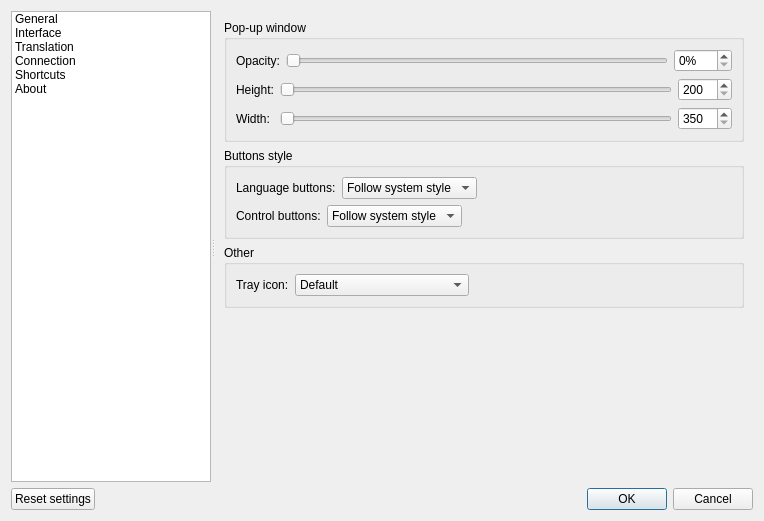
This is src/settingsdialog.ui in crow-translate/crow-translate as Qt 5 draws it before an edit. The edited form follows.
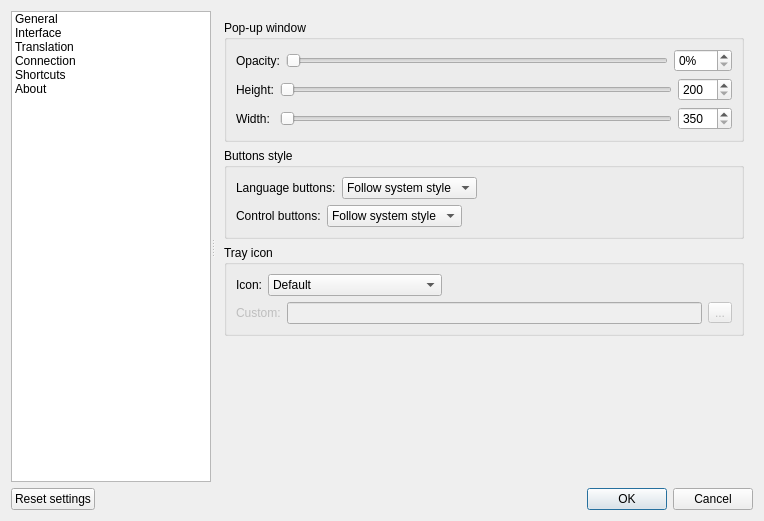
This is the edited form. The open tabs and pages were chosen to show the change. Icons and pictures are not drawn.

Commit message: Add custom icon support * Added ability to use icon from file; * Set the error icon if the current icon is not available.

The edit to the form file:
```diff
--- a/src/settingsdialog.ui
+++ b/src/settingsdialog.ui
@@ -490,7 +490,7 @@
         <item>
          <widget class="QGroupBox" name="otherInterfaceGroupBox">
           <property name="title">
-           <string>Other</string>
+           <string>Tray icon</string>
           </property>
           <layout class="QVBoxLayout" name="verticalLayout_13">
            <item>
@@ -498,7 +498,7 @@
              <item>
               <widget class="QLabel" name="trayIconLabel">
                <property name="text">
-                <string>Tray icon:</string>
+                <string>Icon:</string>
                </property>
               </widget>
              </item>
@@ -548,6 +548,37 @@
              </item>
             </layout>
            </item>
+           <item>
+            <layout class="QHBoxLayout" name="customTrayIconLayout">
+             <item>
+              <widget class="QLabel" name="customTrayIconLabel">
+               <property name="enabled">
+                <bool>false</bool>
+               </property>
+               <property name="text">
+                <string>Custom:</string>
+               </property>
+              </widget>
+             </item>
+             <item>
+              <widget class="QLineEdit" name="customTrayIconLineEdit">
+               <property name="enabled">
+                <bool>false</bool>
+               </property>
+              </widget>
+             </item>
+             <item>
+              <widget class="QToolButton" name="customTrayIconButton">
+               <property name="enabled">
+                <bool>false</bool>
+               </property>
+               <property name="text">
+                <string notr="true">...</string>
+               </property>
+              </widget>
+             </item>
+            </layout>
+           </item>
           </layout>
          </widget>
         </item>
```
Left out of the diff: 10 changed lines with no effect on the pictures. The commit also changes 8 other files.
